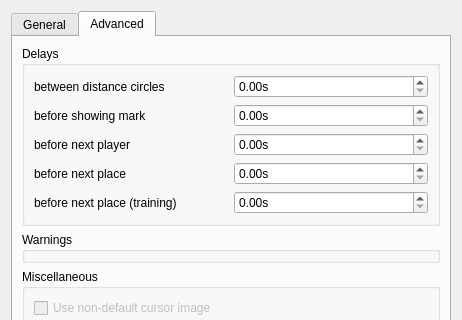
Before: the Qt Designer form ui/preferences.ui in gulp21/QeoDart, drawn with Qt 5; both pictures show x 0 to 462 and y 0 to 320 of the 462 by 538 pixel window.
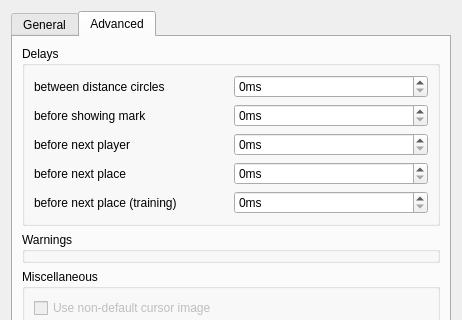
After: the same form once the commit is applied. The open tabs and pages were chosen to show the change.

Commit message:
load preferences + ui+code improvements
* read preferences and show it in preferences.ui
* renamed iDelayBefore* -> iDelay*
* initial support for "hide labels when toolbar becomes to small"
* removed some redundant ifs

```diff
--- a/ui/preferences.ui
+++ b/ui/preferences.ui
@@ -325,71 +325,6 @@
           <string>Delays</string>
          </property>
          <layout class="QGridLayout" name="gridLayout">
-          <item row="0" column="1">
-           <widget class="QDoubleSpinBox" name="doubleSpinBox">
-            <property name="suffix">
-             <string>s</string>
-            </property>
-            <property name="maximum">
-             <double>10.000000000000000</double>
-            </property>
-            <property name="singleStep">
-             <double>0.100000000000000</double>
-            </property>
-           </widget>
-          </item>
-          <item row="1" column="1">
-           <widget class="QDoubleSpinBox" name="doubleSpinBox_2">
-            <property name="suffix">
-             <string>s</string>
-            </property>
-            <property name="maximum">
-             <double>10.000000000000000</double>
-            </property>
-            <property name="singleStep">
-             <double>0.100000000000000</double>
-            </property>
-           </widget>
-          </item>
-          <item row="2" column="1">
-           <widget class="QDoubleSpinBox" name="doubleSpinBox_3">
-            <property name="suffix">
-             <string>s</string>
-            </property>
-            <property name="maximum">
-             <double>10.000000000000000</double>
-            </property>
-            <property name="singleStep">
-             <double>0.100000000000000</double>
-            </property>
-           </widget>
-          </item>
-          <item row="3" column="1">
-           <widget class="QDoubleSpinBox" name="doubleSpinBox_4">
-            <property name="suffix">
-             <string>s</string>
-            </property>
-            <property name="maximum">
-             <double>10.000000000000000</double>
-            </property>
-            <property name="singleStep">
-             <double>0.100000000000000</double>
-            </property>
-           </widget>
-          </item>
-          <item row="4" column="1">
-           <widget class="QDoubleSpinBox" name="doubleSpinBox_5">
-            <property name="suffix">
-             <string>s</string>
-            </property>
-            <property name="maximum">
-             <double>10.000000000000000</double>
-            </property>
-            <property name="singleStep">
-             <double>0.100000000000000</double>
-            </property>
-           </widget>
-          </item>
           <item row="0" column="0">
            <widget class="QLabel" name="label_4">
             <property name="text">
@@ -425,6 +360,56 @@
             </property>
            </widget>
           </item>
+          <item row="1" column="1">
+           <widget class="QSpinBox" name="spbDelayMark">
+            <property name="suffix">
+             <string>ms</string>
+            </property>
+            <property name="maximum">
+             <number>5000</number>
+            </property>
+           </widget>
+          </item>
+          <item row="0" column="1">
+           <widget class="QSpinBox" name="spbDelayNextCircle">
+            <property name="suffix">
+             <string>ms</string>
+            </property>
+            <property name="maximum">
+             <number>5000</number>
+            </property>
+           </widget>
+          </item>
+          <item row="2" column="1">
+           <widget class="QSpinBox" name="spbDelayNextPlayer">
+            <property name="suffix">
+             <string>ms</string>
+            </property>
+            <property name="maximum">
+             <number>5000</number>
+            </property>
+           </widget>
+          </item>
+          <item row="3" column="1">
+           <widget class="QSpinBox" name="spbDelayNextPlace">
+            <property name="suffix">
+             <string>ms</string>
+            </property>
+            <property name="maximum">
+             <number>5000</number>
+            </property>
+           </widget>
+          </item>
+          <item row="4" column="1">
+           <widget class="QSpinBox" name="spbDelayNextPlaceTraining">
+            <property name="suffix">
+             <string>ms</string>
+            </property>
+            <property name="maximum">
+             <number>5000</number>
+            </property>
+           </widget>
+          </item>
          </layout>
         </widget>
        </item>
```
Left out of the diff: 24 changed lines with no effect on the pictures. The commit also changes 4 other files.
